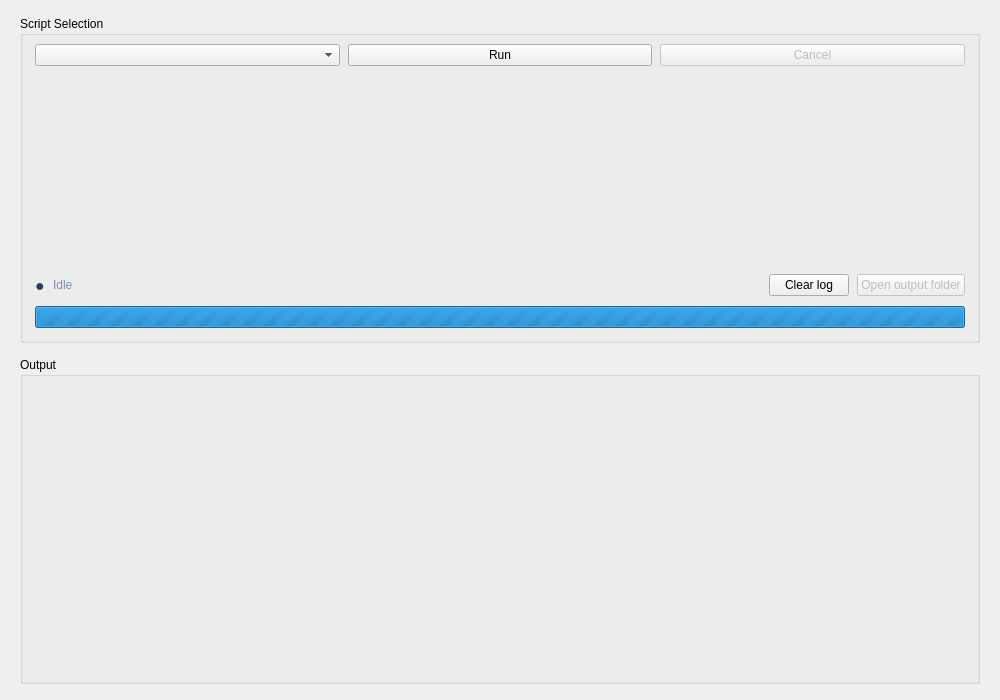
The window that desktop_app/ui/pages/run_monitor_page.ui (halici21/lunar-orbit-determination) describes before a commit, drawn with Qt 5.
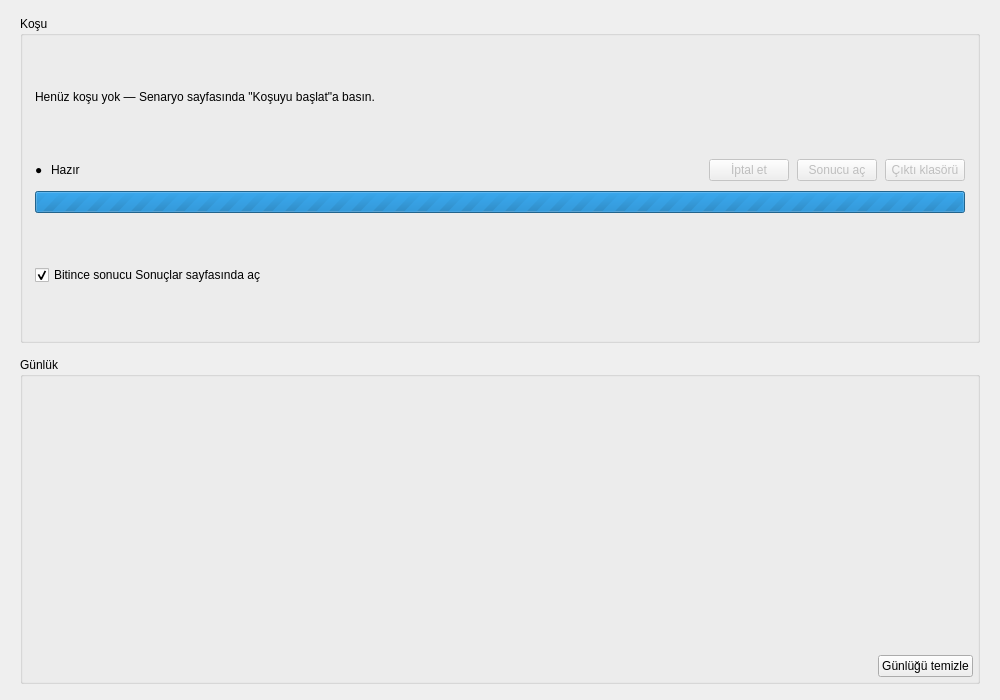
The same window after the commit.

Commit message: desktop: reduce the workspace to six task pages

What changed in the file:
```diff
--- a/desktop_app/ui/pages/run_monitor_page.ui
+++ b/desktop_app/ui/pages/run_monitor_page.ui
@@ -12,41 +12,17 @@
    <property name="rightMargin"><number>20</number></property>
    <property name="bottomMargin"><number>16</number></property>
    <item>
-    <widget class="QGroupBox" name="scriptGroup">
-     <property name="title"><string>Script Selection</string></property>
-     <layout class="QVBoxLayout" name="scriptGroupLayout">
+    <widget class="QGroupBox" name="jobGroup">
+     <property name="title"><string>Koşu</string></property>
+     <layout class="QVBoxLayout" name="jobGroupLayout">
       <property name="spacing"><number>10</number></property>
       <property name="leftMargin"><number>12</number></property>
       <property name="topMargin"><number>8</number></property>
       <property name="rightMargin"><number>12</number></property>
       <property name="bottomMargin"><number>12</number></property>
       <item>
-       <layout class="QHBoxLayout" name="scriptSelectRow">
-        <property name="spacing"><number>8</number></property>
-        <item>
-         <widget class="QComboBox" name="scriptCombo">
-          <property name="toolTip"><string>Choose which example script to run</string></property>
-         </widget>
-        </item>
-        <item>
-         <widget class="QPushButton" name="startBtn">
-          <property name="text"><string>Run</string></property>
-          <property name="minimumWidth"><number>100</number></property>
-         </widget>
-        </item>
-        <item>
-         <widget class="QPushButton" name="cancelBtn">
-          <property name="text"><string>Cancel</string></property>
-          <property name="enabled"><bool>false</bool></property>
-          <property name="minimumWidth"><number>90</number></property>
-         </widget>
-        </item>
-       </layout>
-      </item>
-      <item>
-       <widget class="QLabel" name="commandPreviewLabel">
-        <property name="text"><string></string></property>
-        <property name="styleSheet"><string>QLabel { color: #8090aa; font-family: Consolas; font-size: 11px; }</string></property>
+       <widget class="QLabel" name="jobLabel">
+        <property name="text"><string>Henüz koşu yok — Senaryo sayfasında "Koşuyu başlat"a basın.</string></property>
         <property name="wordWrap"><bool>true</bool></property>
        </widget>
       </item>
@@ -56,36 +32,40 @@
         <item>
          <widget class="QLabel" name="statusDot">
           <property name="text"><string>&#9679;</string></property>
-          <property name="styleSheet"><string>QLabel { color: #2a3d5a; font-size: 16px; }</string></property>
           <property name="maximumWidth"><number>20</number></property>
          </widget>
         </item>
         <item>
          <widget class="QLabel" name="statusLabel">
-          <property name="text"><string>Idle</string></property>
-          <property name="styleSheet"><string>QLabel { color: #8090aa; }</string></property>
+          <property name="text"><string>Hazır</string></property>
          </widget>
         </item>
-        <item>
-         <spacer>
-          <property name="orientation"><enum>Qt::Horizontal</enum></property>
-          <property name="sizeHint" stdset="0"><size><width>40</width><height>20</height></size></property>
-         </spacer>
-        </item>
         <item>
          <widget class="QLabel" name="elapsedLabel">
           <property name="text"><string></string></property>
-          <property name="styleSheet"><string>QLabel { color: #8090aa; font-family: Consolas; font-size: 12px; }</string></property>
          </widget>
         </item>
         <item>
-         <widget class="QPushButton" name="clearLogBtn">
-          <property name="text"><string>Clear log</string></property>
+         <spacer name="statusSpacer">
+          <property name="orientation"><enum>Qt::Horizontal</enum></property>
+          <property name="sizeHint" stdset="0"><size><width>40</width><height>20</height></size></property>
+         </spacer>
+        </item>
+        <item>
+         <widget class="QPushButton" name="cancelBtn">
+          <property name="text"><string>İptal et</string></property>
+          <property name="enabled"><bool>false</bool></property>
+         </widget>
+        </item>
+        <item>
+         <widget class="QPushButton" name="openConsoleBtn">
+          <property name="text"><string>Sonucu aç</string></property>
+          <property name="enabled"><bool>false</bool></property>
          </widget>
         </item>
         <item>
          <widget class="QPushButton" name="openOutputBtn">
-          <property name="text"><string>Open output folder</string></property>
+          <property name="text"><string>Çıktı klasörü</string></property>
           <property name="enabled"><bool>false</bool></property>
          </widget>
         </item>
@@ -101,12 +81,34 @@
         <property name="maximumHeight"><number>6</number></property>
        </widget>
       </item>
+      <item>
+       <layout class="QHBoxLayout" name="optionRow">
+        <item>
+         <widget class="QCheckBox" name="autoConsoleCheck">
+          <property name="text"><string>Bitince sonucu Sonuçlar sayfasında aç</string></property>
+          <property name="checked"><bool>true</bool></property>
+         </widget>
+        </item>
+        <item>
+         <spacer name="optionSpacer">
+          <property name="orientation"><enum>Qt::Horizontal</enum></property>
+          <property name="sizeHint" stdset="0"><size><width>40</width><height>20</height></size></property>
+         </spacer>
+        </item>
+        <item>
+         <widget class="QLabel" name="commandPreviewLabel">
+          <property name="text"><string></string></property>
+          <property name="wordWrap"><bool>true</bool></property>
+         </widget>
+        </item>
+       </layout>
+      </item>
      </layout>
     </widget>
    </item>
    <item>
     <widget class="QGroupBox" name="consoleGroup">
-     <property name="title"><string>Output</string></property>
+     <property name="title"><string>Günlük</string></property>
      <layout class="QVBoxLayout" name="consoleGroupLayout">
       <property name="leftMargin"><number>4</number></property>
       <property name="topMargin"><number>8</number></property>
@@ -117,6 +119,21 @@
         <property name="minimumHeight"><number>200</number></property>
        </widget>
       </item>
+      <item>
+       <layout class="QHBoxLayout" name="logRow">
+        <item>
+         <spacer name="logSpacer">
+          <property name="orientation"><enum>Qt::Horizontal</enum></property>
+          <property name="sizeHint" stdset="0"><size><width>40</width><height>20</height></size></property>
+         </spacer>
+        </item>
+        <item>
+         <widget class="QPushButton" name="clearLogBtn">
+          <property name="text"><string>Günlüğü temizle</string></property>
+         </widget>
+        </item>
+       </layout>
+      </item>
      </layout>
     </widget>
    </item>
```
The commit also changes 40 other files.
